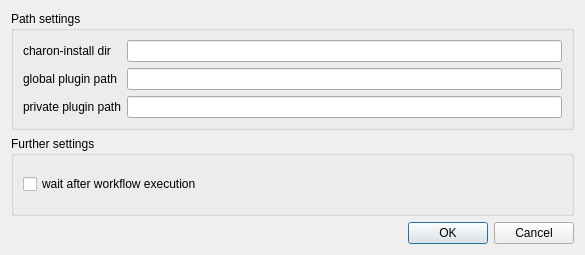
This is src/OptionsDialog.ui in flowexpert/charon as Qt 5 draws it before an edit. The edited form follows.
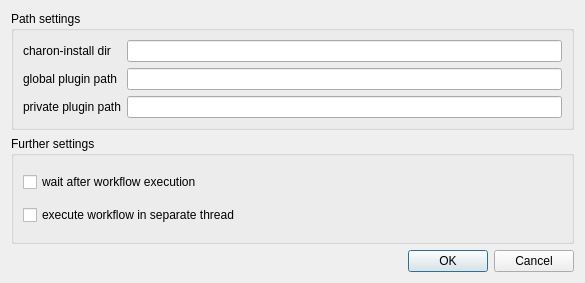
This is the edited form. Custom widgets are drawn as their Qt base class.

Commit message: added option to run workflow threaded or non-threaded, LogDialog will be fully painted before start of execution

The edit to the form file:
```diff
--- a/src/OptionsDialog.ui
+++ b/src/OptionsDialog.ui
@@ -8,7 +8,7 @@
     <x>0</x>
     <y>0</y>
     <width>585</width>
-    <height>255</height>
+    <height>283</height>
    </rect>
   </property>
   <property name="windowTitle">
@@ -79,6 +79,13 @@
         </property>
        </widget>
       </item>
+      <item>
+       <widget class="QCheckBox" name="checkThreaded">
+        <property name="text">
+         <string>execute workflow in separate thread</string>
+        </property>
+       </widget>
+      </item>
      </layout>
     </widget>
    </item>
```
The commit also changes 2 other files.
